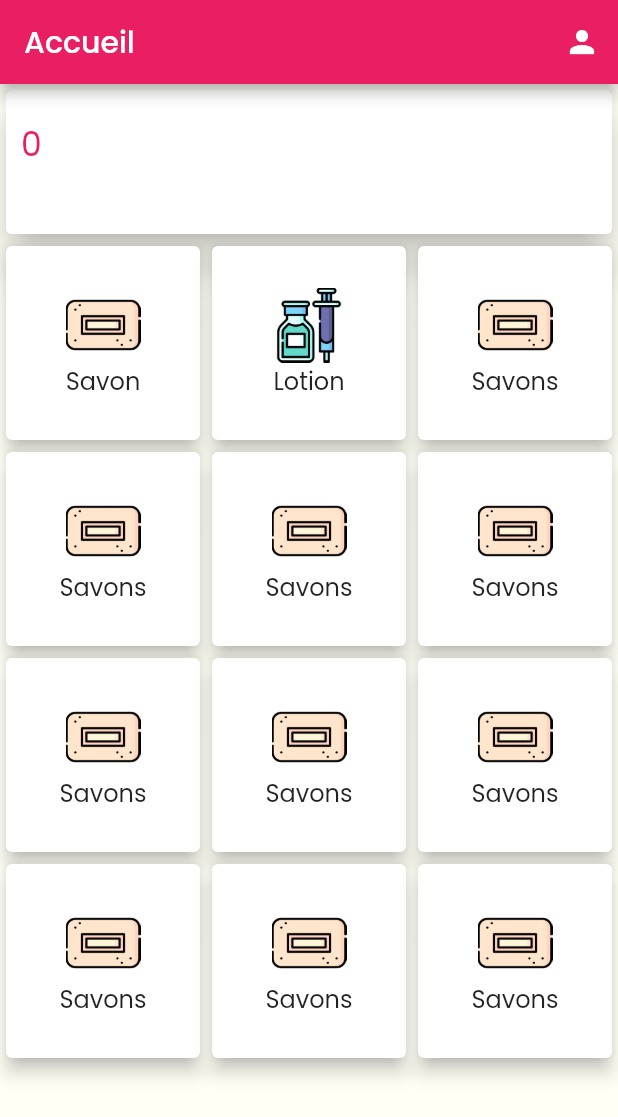
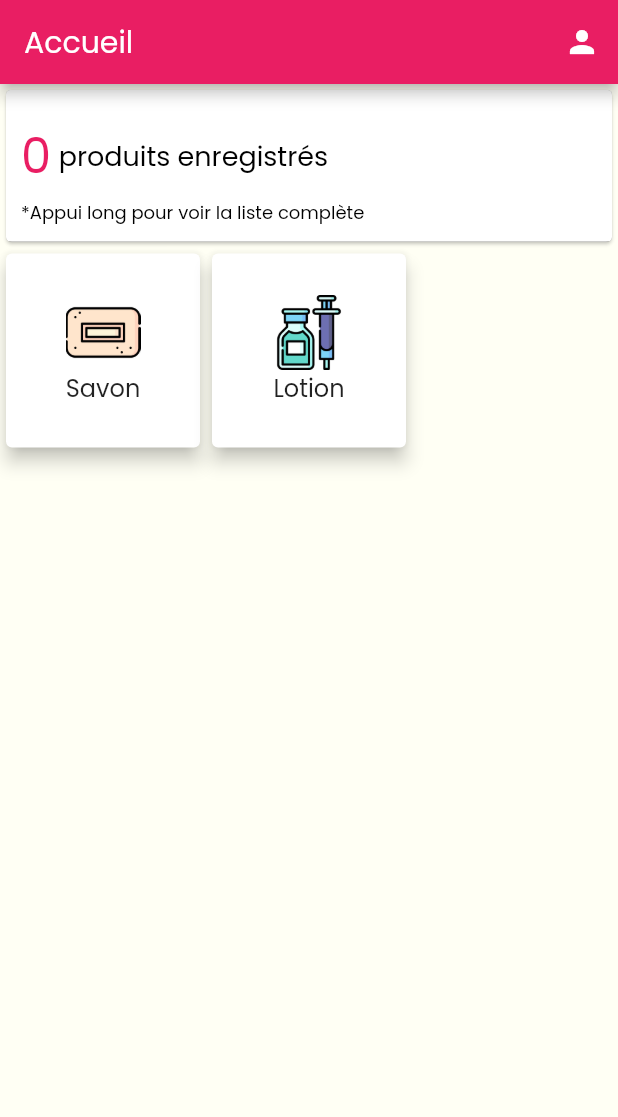
Before and after one commit to arielcarmen/simple-shop-crud, a Flutter app: the screen it shows after launch, on a phone screen of 412 x 824 dp. Shown: the top 1117 px of the screen. Run offline on Flutter 3.47's test engine with Material 2 defaults, Android fonts, the light colour scheme and no system bars; our stand-ins replace cloud_firestore, firebase_auth, firebase_core, google_sign_in, shared_preferences; accounts and stored records are empty.

Commit message:
menu tilesok, count in porgress

```diff
--- a/lib/main.dart
+++ b/lib/main.dart
@@ -19,6 +19,5 @@ void main() async {
       fontFamily: 'Poppins'
     ),
     home: const HomeScreen(),
-
   ));
 }
--- a/lib/views/homescreen.dart
+++ b/lib/views/homescreen.dart
@@ -1,5 +1,6 @@
 import 'package:flutter/material.dart';
 import 'package:firebase_auth/firebase_auth.dart';
+import 'package:m_ola/views/list.dart';
 import 'package:m_ola/views/login.dart';
 import 'package:m_ola/widgets/custom_menu_tile.dart';
 import 'details.dart';
@@ -13,23 +14,52 @@ class HomeScreen extends StatefulWidget {
   State<HomeScreen> createState() => _HomeScreenState();
 }
 
-class _HomeScreenState extends State<HomeScreen> {
+class _HomeScreenState extends State<HomeScreen>{
   final CollectionReference _productsStream = FirebaseFirestore.instance.collection('articles');
-  int productCount = 0;
+  var productCount = 0;
   String productValue = "";
 
+  @override
+  void initState() {
+    super.initState();
+    _productsStream.snapshots().listen((event) {
+      setState(() {
+        _productsStream.count().get().then(
+              (res) => productCount = res.count,
+          onError: (e) => print("Error completing: $e"),
+        );
+      });
+    });
+  }
+
+  // @override
+  // void dispose() {
+  //   WidgetsBinding.instance.removeObserver(this);
+  //   super.dispose();
+  // }
+  //
+  // @override
+  // void didChangeAppLifecycleState(AppLifecycleState state) {
+  //   if(state == AppLifecycleState.resumed){
+  //
+  //   }else if(state == AppLifecycleState.inactive){
+  //     // app is inactive
+  //   }else if(state == AppLifecycleState.paused){
+  //     // user is about quit our app temporally
+  //   }else if(state == AppLifecycleState.detached){
+  //     // app suspended (not used in iOS)
+  //   }
+  // }
   @override
   Widget build(BuildContext context) {
     productValue =  productCount.toString();
     return Scaffold(
-      backgroundColor: const Color(0xfffffff5),
+      backgroundColor: const Color(0xfffffff4),
       appBar: AppBar(
         title: const Text('Accueil'),
         actions: [
           IconButton(
             onPressed: () async {
-              _getProductsCount();
-
               final FirebaseAuth auth = FirebaseAuth.instance;
               final SharedPreferences prefs = await SharedPreferences.getInstance();
               bool isLoggedIn = prefs.getBool('logged')!;
@@ -48,8 +78,17 @@ class _HomeScreenState extends State<HomeScreen> {
       body: Column(
         crossAxisAlignment: CrossAxisAlignment.stretch,
         children: [
-          Card(
-            elevation: 10,
+          GestureDetector(
+            onLongPress: (){
+              Navigator.of(context).push(
+                  MaterialPageRoute(builder: (context) => const Products())
+              );
+            },
+            onTap: () {
+
+            },
+            child: Card(
+              // elevation: 10,
               child: ClipRRect(
                 borderRadius: const BorderRadius.all(Radius.circular(3.0)),
                 child: Container(
@@ -65,22 +104,31 @@ class _HomeScreenState extends State<HomeScreen> {
                     ]
                   ),
                   child: Padding(
-                  padding: EdgeInsets.all(10),
+                    padding: const EdgeInsets.all(10),
                     child: Column(
                       mainAxisSize: MainAxisSize.max,
                       crossAxisAlignment: CrossAxisAlignment.start,
                       children: [
-                      SizedBox(
+                        const SizedBox(
                           height: 10,
                         ),
+                        Row(
+                          children: [
                             Text(
-                        '$productValue',
-                        style: TextStyle(fontSize: 22, color: Colors.pink),
+                              '$productCount',
+                              style: const TextStyle(fontSize: 32, color: Colors.pink),
                             ),
-                      SizedBox(height: 10),
-                      Text(
-                        'Retraits Mobigo (7 derniers jours)',
-                        style: TextStyle(fontSize: 15, color: Colors.white),
+                            const SizedBox(width: 5,),
+                            const Text(
+                              'produits enregistrés',
+                              style: TextStyle(fontSize: 18, color: Colors.black),
+                            ),
+                          ],
+                        ),
+                        const SizedBox(height: 5),
+                        const Text(
+                          '*Appui long pour voir la liste complète',
+                          style: TextStyle(fontSize: 12, color: Colors.black),
                         ),
                       ],
                     ),
@@ -88,24 +136,14 @@ class _HomeScreenState extends State<HomeScreen> {
                 ),
               ),
             ),
+          ),
           Expanded(
             child: GridView.count(
-              physics: BouncingScrollPhysics(),
+              physics: const BouncingScrollPhysics(),
               crossAxisCount: 3,
               children: const [
-
                 CustomMenuTile(title: "Savon", pic: AssetImage("assets/icons/cleansing.png")),
                 CustomMenuTile(title: "Lotion", pic: AssetImage("assets/icons/ampoule.png")),
-                CustomMenuTile(title: "Savons", pic: AssetImage("assets/icons/cleansing.png")),
-                CustomMenuTile(title: "Savons", pic: AssetImage("assets/icons/cleansing.png")),
-                CustomMenuTile(title: "Savons", pic: AssetImage("assets/icons/cleansing.png")),
-                CustomMenuTile(title: "Savons", pic: AssetImage("assets/icons/cleansing.png")),
-                CustomMenuTile(title: "Savons", pic: AssetImage("assets/icons/cleansing.png")),
-                CustomMenuTile(title: "Savons", pic: AssetImage("assets/icons/cleansing.png")),
-                CustomMenuTile(title: "Savons", pic: AssetImage("assets/icons/cleansing.png")),
-                CustomMenuTile(title: "Savons", pic: AssetImage("assets/icons/cleansing.png")),
-                CustomMenuTile(title: "Savons", pic: AssetImage("assets/icons/cleansing.png")),
-                CustomMenuTile(title: "Savons", pic: AssetImage("assets/icons/cleansing.png")),
               ],
             ),
           )
@@ -114,11 +152,4 @@ class _HomeScreenState extends State<HomeScreen> {
     );
   }
 
-  void _getProductsCount() async{
-    productCount = await _productsStream.snapshots().length;
-    print(_productsStream.snapshots());
-    setState(() {
-      productValue = productCount.toString();
-    });
 }
-}
--- a/pubspec.yaml
+++ b/pubspec.yaml
@@ -85,10 +85,10 @@ flutter:
   fonts:
     - family: Poppins
       fonts:
-        - asset: fonts/Poppins-Regular.ttf
-        - asset: fonts/Poppins-Italic.ttf
+        - asset: assets/fonts/Poppins-Regular.ttf
+        - asset: assets/fonts/Poppins-Italic.ttf
           style: italic
-        - asset: fonts/Poppins-Bold.ttf
+        - asset: assets/fonts/Poppins-Bold.ttf
           weight: 700
   #   - family: Trajan Pro
   #     fonts:
```
Also changed, not shown: lib/views/list.dart (+7 -7 lines), lib/widgets/custom_product_tile.dart (added, +23 -0 lines). Lines whose indentation alone changed are shown as unchanged.
